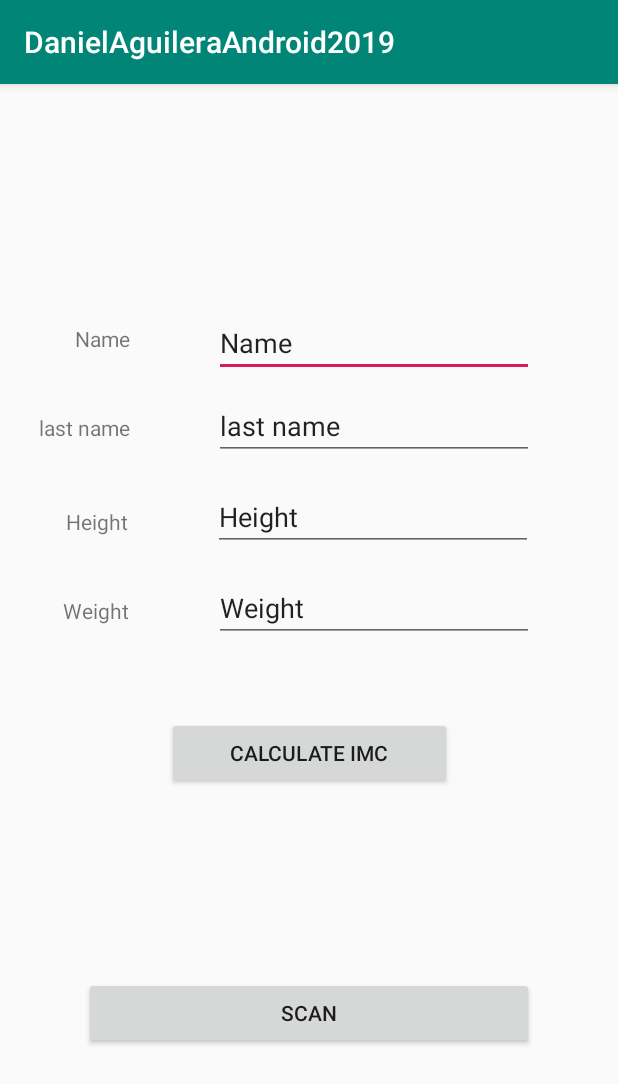
After one commit to eagleera/DanielAguileraAndroid2019, an Android app: the Imc screen opened directly, with no data from a screen before it, on a phone screen of 412 x 824 dp. The commit adds this screen. Shown: the top 1084 px of the screen. Run offline under Robolectric (Android 15) with nearby library versions, the phone set to English and light mode, and no system bars; our stand-ins replace Picasso; libraries missing offline, so code that uses them is left out: com.google.zxing.integration; 2 statements that could not run were skipped.

Commit message:
se actualiza la rama

```diff
--- a/app/build.gradle
+++ b/app/build.gradle
@@ -10,6 +10,7 @@ android {
         applicationId "com.example.danielaguileraandroid2019"
         minSdkVersion 21
         targetSdkVersion 28
+        multiDexEnabled true
         versionCode 1
         versionName "1.0"
         testInstrumentationRunner "android.support.test.runner.AndroidJUnitRunner"
@@ -25,9 +26,11 @@ android {
 dependencies {
     implementation fileTree(dir: 'libs', include: ['*.jar'])
     implementation "org.jetbrains.kotlin:kotlin-stdlib-jdk7:$kotlin_version"
-    implementation 'com.android.support:appcompat-v7:28.0.0'
+    implementation 'com.android.support:appcompat-v7:27.1.1'
     implementation 'com.android.support.constraint:constraint-layout:1.1.3'
     implementation 'pl.droidsonroids.gif:android-gif-drawable:1.2.17'
+    implementation 'com.journeyapps:zxing-android-embedded:3.6.0'
+    implementation 'com.squareup.picasso:picasso:2.71828'
     testImplementation 'junit:junit:4.12'
     androidTestImplementation 'com.android.support.test:runner:1.0.2'
     androidTestImplementation 'com.android.support.test.espresso:espresso-core:3.0.2'
--- /dev/null
+++ b/app/src/main/java/com/example/danielaguileraandroid2019/Imc.kt
@@ -0,0 +1,78 @@
+package com.example.danielaguileraandroid2019;
+
+import android.content.Intent
+import android.os.Bundle
+import android.support.v7.app.AppCompatActivity;
+import android.util.Log
+import android.widget.Toast
+import com.google.zxing.integration.android.IntentIntegrator
+import com.squareup.picasso.Picasso
+import kotlinx.android.synthetic.main.activity_imc.*
+import kotlinx.android.synthetic.main.activity_main.*
+import org.json.JSONException
+import org.json.JSONObject
+
+class Imc: AppCompatActivity() {
+    var qrScanIntegrator: IntentIntegrator? = null
+
+    override fun onCreate(savedInstanceState: Bundle?) {
+        super.onCreate(savedInstanceState)
+        setContentView(R.layout.activity_imc)
+        btnQr.setOnClickListener {
+            performAction()
+        }
+        btnCalcImc.setOnClickListener {
+            calculateImc()
+        }
+        qrScanIntegrator = IntentIntegrator(this)
+        qrScanIntegrator?.setOrientationLocked(false)
+
+    }
+
+    private fun calculateImc() {
+        if(txtWeight.text.toString().trim().length == 0 || txtHeight.text.toString().trim().length == 0){
+            return Toast.makeText(this, getString(R.string.fill_all_fields), Toast.LENGTH_LONG).show()
+        }
+        val imc = txtWeight.text.toString().toDouble() / (txtHeight.text.toString().toDouble() * txtHeight.text.toString().toDouble())
+        if(imc >= 19 && imc <= 24.9){
+            return Toast.makeText(this, getString(R.string.patient_good), Toast.LENGTH_LONG).show()
+        }else{
+            return Toast.makeText(this, getString(R.string.patient_bad), Toast.LENGTH_LONG).show()
+        }
+    }
+
+    private fun performAction() {
+        qrScanIntegrator?.initiateScan()
+    }
+    override fun onActivityResult(requestCode: Int, resultCode: Int, data: Intent?) {
+        val result = IntentIntegrator.parseActivityResult(requestCode, resultCode, data)
+        if (result != null) {
+            // If QRCode has no data.
+            if (result.contents == null) {
+                Toast.makeText(this, getString(R.string.btn_cancel), Toast.LENGTH_LONG).show()
+            } else {
+                // If QRCode contains data.
+                try {
+                    // Converting the data to json format
+                    val obj = JSONObject(result.contents)
+
+                    // Show values in UI.
+                    txtName.setText(obj.getString("name"))
+                    txtLastName.setText(obj.getString("lastname"))
+                    txtHeight.setText(obj.getString("height"))
+                    txtWeight.setText(obj.getString("weight"))
+                    Log.d("url", obj.getString("url"))
+                    Picasso.get().load(obj.getString("url")).into(imgQr);
+                } catch (e: JSONException) {
+                    e.printStackTrace()
+
+                    // Data not in the expected format. So, whole object as toast message.
+                    Toast.makeText(this, result.contents, Toast.LENGTH_LONG).show()
+                }
+
+            }
+        } else {
+            super.onActivityResult(requestCode, resultCode, data)
+        }
+    }
+}
--- a/app/src/main/java/com/example/danielaguileraandroid2019/MainActivity.kt
+++ b/app/src/main/java/com/example/danielaguileraandroid2019/MainActivity.kt
@@ -37,5 +37,9 @@ class MainActivity : AppCompatActivity() {
             val intent = Intent(this, Playground::class.java)
             startActivity(intent)
         }
+        btnImc.setOnClickListener{
+            val intent = Intent(this, Imc::class.java)
+            startActivity(intent)
+        }
     }
 }
--- a/app/src/main/java/com/example/danielaguileraandroid2019/TimeFighter.kt
+++ b/app/src/main/java/com/example/danielaguileraandroid2019/TimeFighter.kt
@@ -1,6 +1,7 @@
 package com.example.danielaguileraandroid2019
 
 import android.content.Intent
+import android.media.MediaPlayer
 import android.support.v7.app.AppCompatActivity
 import android.os.Bundle
 import android.os.CountDownTimer
@@ -15,6 +16,7 @@ class TimeFighter : AppCompatActivity() {
     lateinit var countDownTimer : CountDownTimer
     val initialCountDown : Long = 10000
     val countDownInterval : Long = 500
+    private var startMusic : MediaPlayer? = null
 
     override fun onCreate(savedInstanceState: Bundle?) {
         super.onCreate(savedInstanceState)
@@ -29,6 +31,8 @@ class TimeFighter : AppCompatActivity() {
             txtScore.startAnimation(shakeAnimation)
             if(score === 0){
                 countDownTimer.start()
+                startMusic = MediaPlayer.create(this, R.raw.game)
+                startMusic?.start()
             }
             incrementStore()
         }
@@ -44,7 +48,6 @@ class TimeFighter : AppCompatActivity() {
         countDownTimer = object: CountDownTimer(initialCountDown, countDownInterval){
             override fun onTick(millisUntilFinished: Long) {
                 val timeLeft : Long = millisUntilFinished / 1000
-                Log.d("SUH", "eltimerr")
                 txtTimeLeft.text = getString(R.string.time_left, timeLeft.toString())
             }
             override fun onFinish() {
@@ -54,6 +57,10 @@ class TimeFighter : AppCompatActivity() {
     }
 
     private fun endGame(){
+        startMusic?.stop()
+        startMusic?.release()
+        startMusic = MediaPlayer.create(this, R.raw.endgame)
+        startMusic?.start()
         Toast.makeText(this, getString(R.string.end_game, score.toString()), Toast.LENGTH_LONG)
             .show()
         btnTapMe.isEnabled = false
--- /dev/null
+++ b/app/src/main/res/layout/activity_imc.xml
@@ -0,0 +1,130 @@
+<?xml version="1.0" encoding="utf-8"?>
+<android.support.constraint.ConstraintLayout xmlns:android="http://schemas.android.com/apk/res/android"
+        xmlns:app="http://schemas.android.com/apk/res-auto"
+        xmlns:tools="http://schemas.android.com/tools"
+        android:layout_width="match_parent"
+        android:layout_height="match_parent"
+        tools:context=".Imc">
+
+    <ImageView
+            android:id="@+id/imgQr"
+            android:layout_width="wrap_content"
+            android:layout_height="wrap_content"
+            android:layout_marginTop="20dp"
+            android:minWidth="100sp"
+            android:minHeight="100sp"
+            app:layout_constraintEnd_toEndOf="parent"
+            app:layout_constraintStart_toStartOf="parent"
+            app:layout_constraintTop_toTopOf="parent"
+            tools:srcCompat="@tools:sample/avatars[0]" />
+
+    <TextView
+            android:id="@+id/tvName"
+            android:layout_width="wrap_content"
+            android:layout_height="wrap_content"
+            android:layout_marginStart="50dp"
+            android:layout_marginTop="40dp"
+            android:text="@string/name"
+            app:layout_constraintStart_toStartOf="parent"
+            app:layout_constraintTop_toBottomOf="@+id/imgQr" />
+
+    <EditText
+            android:id="@+id/txtName"
+            android:layout_width="wrap_content"
+            android:layout_height="wrap_content"
+            android:layout_marginTop="30dp"
+            android:ems="10"
+            android:inputType="textPersonName"
+            android:text="Name"
+            app:layout_constraintEnd_toEndOf="parent"
+            app:layout_constraintStart_toEndOf="@+id/tvName"
+            app:layout_constraintTop_toBottomOf="@+id/imgQr" />
+
+    <TextView
+            android:id="@+id/tvLastName"
+            android:layout_width="wrap_content"
+            android:layout_height="wrap_content"
+            android:layout_marginStart="26dp"
+            android:layout_marginTop="40dp"
+            android:text="@string/lastname"
+            app:layout_constraintStart_toStartOf="parent"
+            app:layout_constraintTop_toBottomOf="@+id/tvName" />
+
+    <EditText
+            android:id="@+id/txtLastName"
+            android:layout_width="wrap_content"
+            android:layout_height="wrap_content"
+            android:layout_marginTop="10dp"
+            android:ems="10"
+            android:inputType="textPersonName"
+            android:text="@string/lastname"
+            app:layout_constraintEnd_toEndOf="parent"
+            app:layout_constraintStart_toEndOf="@+id/tvLastName"
+            app:layout_constraintTop_toBottomOf="@+id/txtName" />
+
+    <TextView
+            android:id="@+id/textView7"
+            android:layout_width="wrap_content"
+            android:layout_height="wrap_content"
+            android:layout_marginStart="44dp"
+            android:layout_marginTop="43dp"
+            android:text="@string/height"
+            app:layout_constraintStart_toStartOf="parent"
+            app:layout_constraintTop_toBottomOf="@+id/tvLastName" />
+
+    <EditText
+            android:id="@+id/txtHeight"
+            android:layout_width="wrap_content"
+            android:layout_height="wrap_content"
+            android:layout_marginTop="15dp"
+            android:ems="10"
+            android:inputType="numberDecimal"
+            android:text="@string/height"
+            app:layout_constraintEnd_toEndOf="parent"
+            app:layout_constraintStart_toEndOf="@+id/textView7"
+            app:layout_constraintTop_toBottomOf="@+id/txtLastName" />
+
+    <TextView
+            android:id="@+id/textView8"
+            android:layout_width="wrap_content"
+            android:layout_height="wrap_content"
+            android:layout_marginStart="42dp"
+            android:layout_marginTop="40dp"
+            android:text="@string/weight"
+            app:layout_constraintStart_toStartOf="parent"
+            app:layout_constraintTop_toBottomOf="@+id/textView7" />
+
+    <EditText
+            android:id="@+id/txtWeight"
+            android:layout_width="wrap_content"
+            android:layout_height="wrap_content"
+            android:layout_marginTop="15dp"
+            android:ems="10"
+            android:inputType="numberDecimal"
+            android:text="@string/weight"
+            app:layout_constraintEnd_toEndOf="parent"
+            app:layout_constraintStart_toEndOf="@+id/textView8"
+            app:layout_constraintTop_toBottomOf="@+id/txtHeight" />
+
+    <Button
+            android:id="@+id/btnCalcImc"
+            android:layout_width="wrap_content"
+            android:layout_height="wrap_content"
+            android:layout_marginTop="50dp"
+            android:width="190sp"
+            android:text="@string/calculate_imc"
+            app:layout_constraintEnd_toEndOf="parent"
+            app:layout_constraintStart_toStartOf="parent"
+            app:layout_constraintTop_toBottomOf="@+id/txtWeight" />
+
+    <Button
+            android:id="@+id/btnQr"
+            android:layout_width="wrap_content"
+            android:layout_height="wrap_content"
+            android:width="300sp"
+            android:text="@string/scan"
+            app:layout_constraintBottom_toBottomOf="parent"
+            app:layout_constraintEnd_toEndOf="parent"
+            app:layout_constraintStart_toStartOf="parent"
+            app:layout_constraintTop_toBottomOf="@+id/btnCalcImc" />
+</android.support.constraint.ConstraintLayout>
--- a/app/src/main/res/layout/activity_main.xml
+++ b/app/src/main/res/layout/activity_main.xml
@@ -104,4 +104,15 @@
             app:layout_constraintStart_toStartOf="parent"
             app:layout_constraintTop_toBottomOf="@+id/btnDialogMgmt" />
 
+    <Button
+            android:id="@+id/btnImc"
+            android:layout_width="wrap_content"
+            android:layout_height="wrap_content"
+            android:layout_marginTop="16dp"
+            android:width="190sp"
+            android:text="@string/imc"
+            app:layout_constraintEnd_toEndOf="parent"
+            app:layout_constraintStart_toStartOf="parent"
+            app:layout_constraintTop_toBottomOf="@+id/btnPlayground" />
+
 </android.support.constraint.ConstraintLayout>
--- a/app/src/main/res/values/strings.xml
+++ b/app/src/main/res/values/strings.xml
@@ -19,7 +19,7 @@
     <string name="dialog">DIALOG</string>
     <string name="btn_login">Login</string>
     <string name="btn_cancel">Cancel</string>
-    <string name="btn_mostrar_dialogo">Mostrar dialogo</string>
+    <string name="btn_mostrar_dialogo">show dialog</string>
     <string name="dialog_management">Dialog Management</string>
     <string name="show_img">Show Image</string>
     <string name="close_app">Close Application</string>
@@ -29,4 +29,14 @@
     <string name="playground">Playground</string>
     <string name="show_toast">Show Toast</string>
     <string name="do_loop">Do loop</string>
+    <string name="imc">IMC</string>
+    <string name="fill_all_fields">Please fill all the fields first</string>
+    <string name="patient_good">Patient is in a good range of weight</string>
+    <string name="patient_bad">Patient is not in a good range of weight</string>
+    <string name="name">Name</string>
+    <string name="lastname">last name</string>
+    <string name="height">Height</string>
+    <string name="weight">Weight</string>
+    <string name="calculate_imc">Calculate IMC</string>
+    <string name="scan">Scan</string>
 </resources>
```
Also changed, not shown: app/src/main/AndroidManifest.xml (+6 -1 lines), 3 other files.
